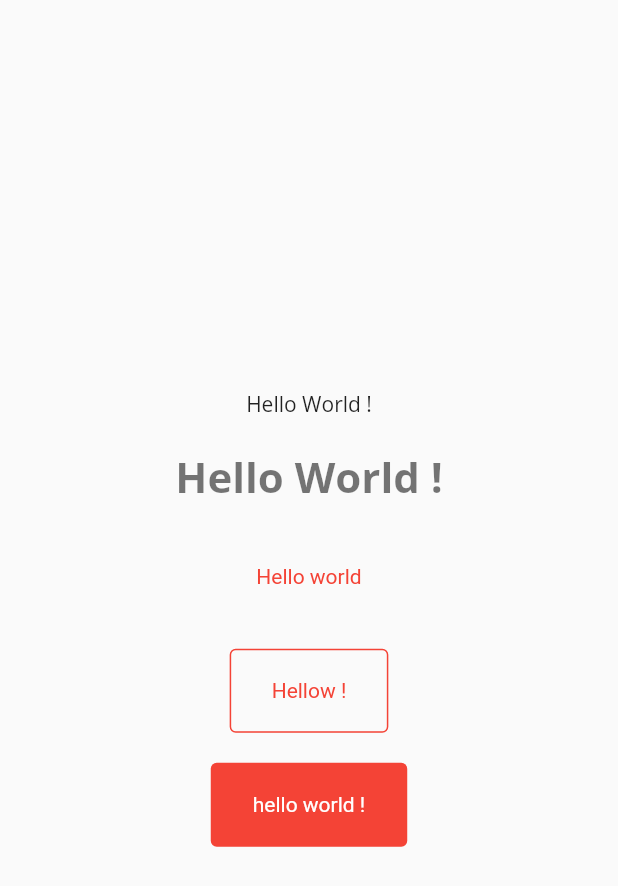
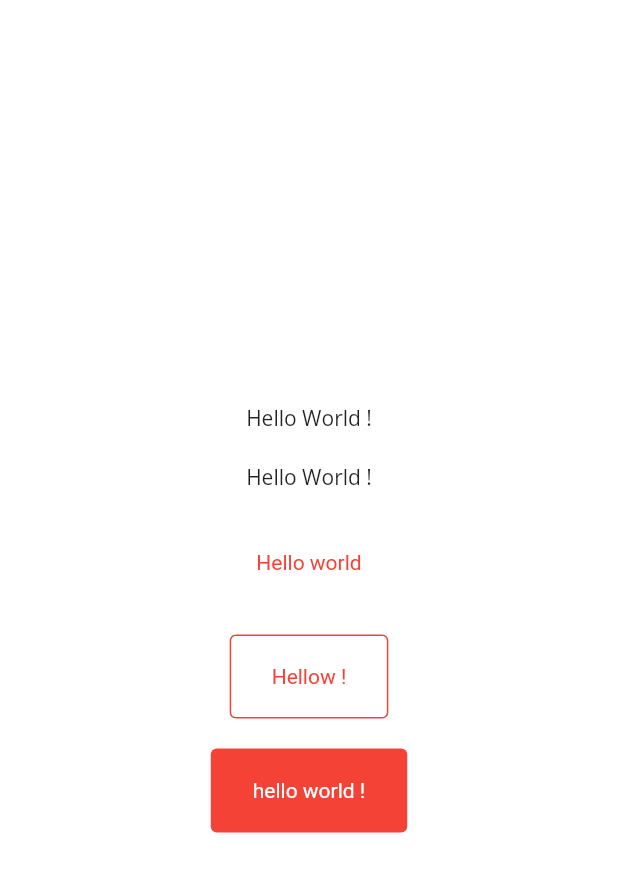
Before and after one commit to alfianandinugraha/flutter-theme, a Flutter app: the screen it shows after launch, on a phone screen of 412 x 824 dp. Shown: the top 886 px of the screen. Run offline on Flutter 3.47's test engine with Material 2 defaults, Android fonts, the phone set to English and light mode, and no system bars; statements that could not run were skipped.

Commit message:
feat(theme): add theme based on mobile theme and use class for base theme

```diff
--- a/lib/main.dart
+++ b/lib/main.dart
@@ -5,12 +5,20 @@ void main() {
   runApp(App());
 }
 
-TextStyle baseTextStyle = TextStyle(
+class BaseTextStyle {
+  static TextStyle bodyText2 = TextStyle(
     fontSize: 14
   );
 
-ButtonStyle baseButtonStyle = ButtonStyle(
-  textStyle: MaterialStateProperty.all<TextStyle>(baseTextStyle),
+  static TextStyle headline1 = BaseTextStyle.bodyText2.copyWith(
+    fontSize: 28,
+    fontWeight: FontWeight.bold
+  );
+}
+
+class BaseButtonStyle {
+  static ButtonStyle base = ButtonStyle(
+    textStyle: MaterialStateProperty.all<TextStyle>(BaseTextStyle.bodyText2),
     shape: MaterialStateProperty.all<RoundedRectangleBorder>(
       RoundedRectangleBorder(
         borderRadius: BorderRadius.circular(4),
@@ -21,36 +29,65 @@ ButtonStyle baseButtonStyle = ButtonStyle(
     )
   );
 
+  static ButtonStyle elevated = BaseButtonStyle.base.copyWith(
+    elevation: MaterialStateProperty.all(0),
+  );
+
+  static ButtonStyle outlined = BaseButtonStyle.base.copyWith(
+    side: MaterialStateProperty.all<BorderSide>(
+      BorderSide(color: Colors.red, width: 1.0, style: BorderStyle.solid)
+    )
+  );
+}
+
 class App extends StatelessWidget {
   const App({Key ?key}) : super(key:  key);
 
   @override
   Widget build(BuildContext context) {
     return MaterialApp(
+      themeMode: ThemeMode.system,
+      darkTheme: ThemeData(
+        scaffoldBackgroundColor: Colors.black87,
+        primarySwatch: Colors.blue,
+        textTheme: TextTheme(
+          bodyText2: BaseTextStyle.bodyText2.copyWith(
+            color: Colors.white
+          ),
+          headline1: BaseTextStyle.headline1.copyWith(
+            color: Colors.white
+          )
+        ),
+        elevatedButtonTheme: ElevatedButtonThemeData(
+          style: BaseButtonStyle.elevated
+        ),
+        outlinedButtonTheme: OutlinedButtonThemeData(
+          style: BaseButtonStyle.outlined.copyWith(
+            side: MaterialStateProperty.all<BorderSide>(
+              BorderSide(color: Colors.blue)
+            )
+          )
+        ),
+        textButtonTheme: TextButtonThemeData(
+          style: BaseButtonStyle.base
+        )
+      ),
       theme: ThemeData(
+        scaffoldBackgroundColor: Colors.white,
         primarySwatch: Colors.red,
         fontFamily: 'OpenSans',
         textTheme: TextTheme(
-          bodyText2: baseTextStyle,
-          headline1: baseTextStyle.copyWith(
-            fontSize: 28,
-            fontWeight: FontWeight.bold
-          )
+          bodyText2: BaseTextStyle.bodyText2,
+          headline1: BaseTextStyle.headline1
         ),
         textButtonTheme: TextButtonThemeData(
-          style: baseButtonStyle
+          style: BaseButtonStyle.base
         ),
         outlinedButtonTheme: OutlinedButtonThemeData(
-          style: baseButtonStyle.copyWith(
-            side: MaterialStateProperty.all<BorderSide>(
-              BorderSide(color: Colors.red, width: 1.0, style: BorderStyle.solid)
-            )
-          )
+          style: BaseButtonStyle.outlined
         ),
         elevatedButtonTheme: ElevatedButtonThemeData(
-          style: baseButtonStyle.copyWith(
-            elevation: MaterialStateProperty.all(0),
-          )
+          style: BaseButtonStyle.elevated
         )
       ),
       home: Home(),
```
Lines whose indentation alone changed are shown as unchanged.
